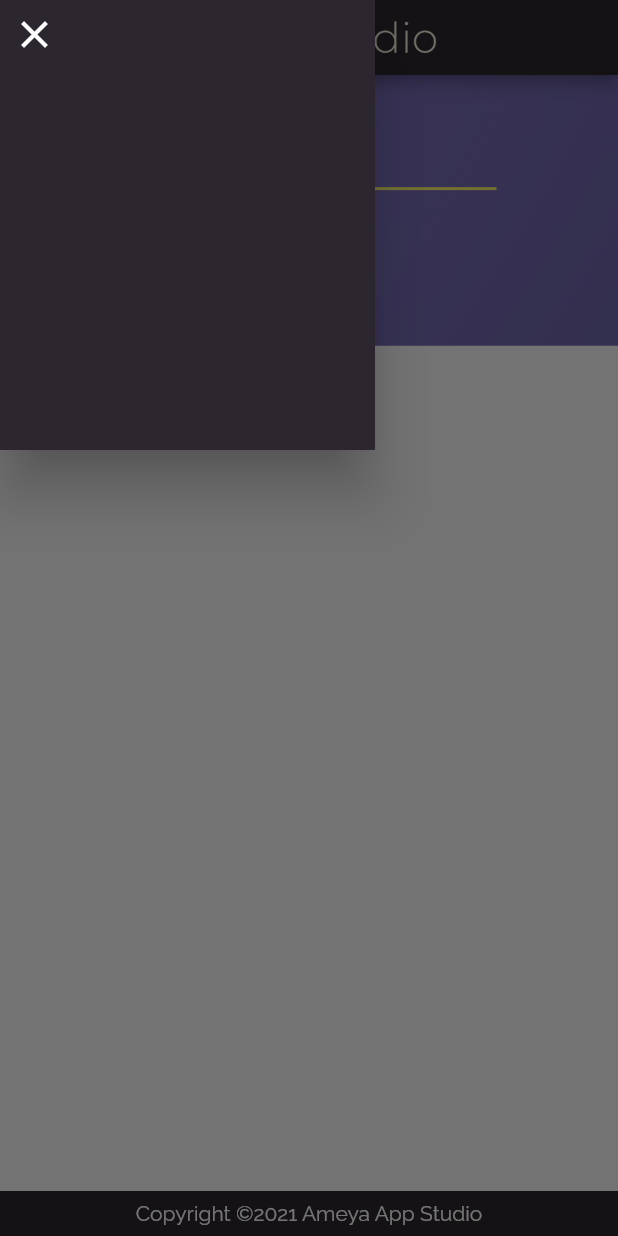
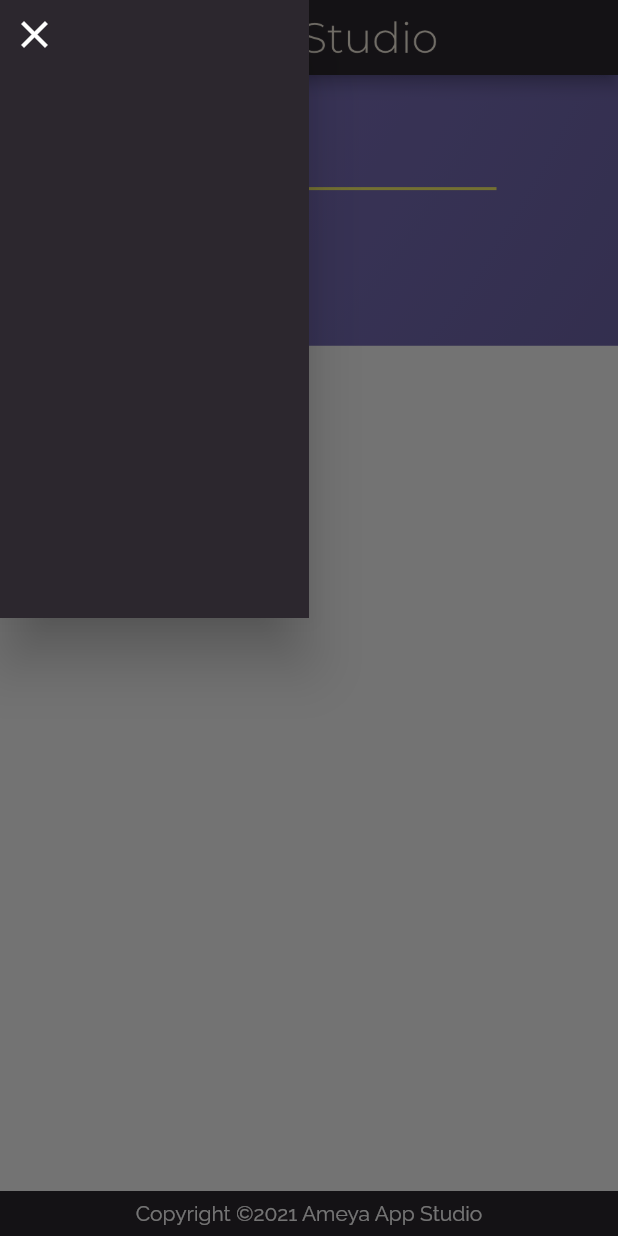
Before and after one commit to developameya/app_studio_website, a Flutter app: the LegalPage screen opened directly with empty values, with the side drawer open, on a phone screen of 412 x 824 dp. Run offline on Flutter 3.47's test engine with Material 2 defaults, Android fonts, the phone set to English and light mode, and no system bars.

```diff
--- a/lib/Navigation/Home/HomeNavDrawer.dart
+++ b/lib/Navigation/Home/HomeNavDrawer.dart
@@ -6,16 +6,19 @@ NavBarItem _navBarItem = NavBarItem();
 
 class HomeNavDrawer extends NavDrawer {
   final BuildContext context;
+  final Size screenSize;
   final GlobalKey featuresKey;
   final GlobalKey screenshotKey;
   final GlobalKey downloadKey;
 
   HomeNavDrawer({
     required this.context,
+    required this.screenSize,
     required GlobalKey this.featuresKey,
     required GlobalKey this.screenshotKey,
     required GlobalKey this.downloadKey,
   }) : super(
+          screenSize: screenSize,
           navButtonList: _navBarItem.HomeNavButtonList(
             context: context,
             featuresKey: featuresKey,
--- a/lib/Navigation/PrivacyPolicy/PrivacyPolicyNavDrawer.dart
+++ b/lib/Navigation/PrivacyPolicy/PrivacyPolicyNavDrawer.dart
@@ -6,8 +6,11 @@ NavBarItem _navBarItem = NavBarItem();
 
 class PrivacyPolicyNavDrawer extends NavDrawer {
   final BuildContext context;
-  PrivacyPolicyNavDrawer({required this.context})
+  final Size screenSize;
+
+  PrivacyPolicyNavDrawer({required this.context, required this.screenSize})
       : super(
+          screenSize: screenSize,
           navButtonList: _navBarItem.privacyPolicyNavBarButtonList(
             context: context,
             verticalPadding: 20,
--- a/lib/Navigation/TermsOfUse/TermsOfUseNavDrawer.dart
+++ b/lib/Navigation/TermsOfUse/TermsOfUseNavDrawer.dart
@@ -6,10 +6,13 @@ NavBarItem _navBarItem = NavBarItem();
 
 class TermsOfUseNavDrawer extends NavDrawer {
   final BuildContext context;
+  final Size screenSize;
 
   TermsOfUseNavDrawer({
+    required this.screenSize,
     required this.context,
   }) : super(
+          screenSize: screenSize,
           navButtonList: _navBarItem.termsOfUseNavBarButtonList(
             context: context,
             verticalPadding: 20,
--- a/lib/Pages/HomePage/HomePage.dart
+++ b/lib/Pages/HomePage/HomePage.dart
@@ -28,6 +28,7 @@ class _HomePageState extends State<HomePage> {
           context: context,
         ),
         drawer: HomeNavDrawer(
+            screenSize: screenSize,
             context: context,
             featuresKey: featuresKey,
             screenshotKey: screenshotKey,
--- a/lib/Pages/PrivacyPolicyPage.dart
+++ b/lib/Pages/PrivacyPolicyPage.dart
@@ -18,6 +18,7 @@ class PrivacyPolicyPage extends StatelessWidget {
         context: context,
       ),
       navDrawer: PrivacyPolicyNavDrawer(
+        screenSize: screenSize,
         context: context,
       ),
     );
--- a/lib/Pages/SupportPage.dart
+++ b/lib/Pages/SupportPage.dart
@@ -20,6 +20,7 @@ class SupportPage extends StatelessWidget {
         context: context,
       ),
       drawer: SupportNavDrawer(
+        screenSize: screenSize,
         context: context,
       ),
       body: Container(
--- a/lib/Pages/TermsOfUsePage.dart
+++ b/lib/Pages/TermsOfUsePage.dart
@@ -18,6 +18,7 @@ class TermsOfUsePage extends StatelessWidget {
         context: context,
       ),
       navDrawer: TermsOfUseNavDrawer(
+        screenSize: screenSize,
         context: context,
       ),
     );
--- a/lib/Widgets/NavDrawer.dart
+++ b/lib/Widgets/NavDrawer.dart
@@ -3,10 +3,12 @@ import 'package:flutter/material.dart';
 
 class NavDrawer extends StatefulWidget {
   final List<Widget> navButtonList;
+  final Size screenSize;
 
   const NavDrawer({
     Key? key,
     required this.navButtonList,
+    required this.screenSize,
   }) : super(key: key);
 
   @override
@@ -19,7 +21,11 @@ class _NavDrawerState extends State<NavDrawer> {
   @override
   void initState() {
     super.initState();
-    _drawerSize = Size(50 * 5, 50 * 6);
+    // _drawerSize = Size(50 * 5, 50 * 6);
+    _drawerSize = Size(
+      widget.screenSize.width / 2,
+      widget.screenSize.height / 2,
+    );
   }
 
   @override
```
Also changed, not shown: lib/Navigation/Support/SupportNavDrawer.dart (+6 -2 lines), 1 other file.
